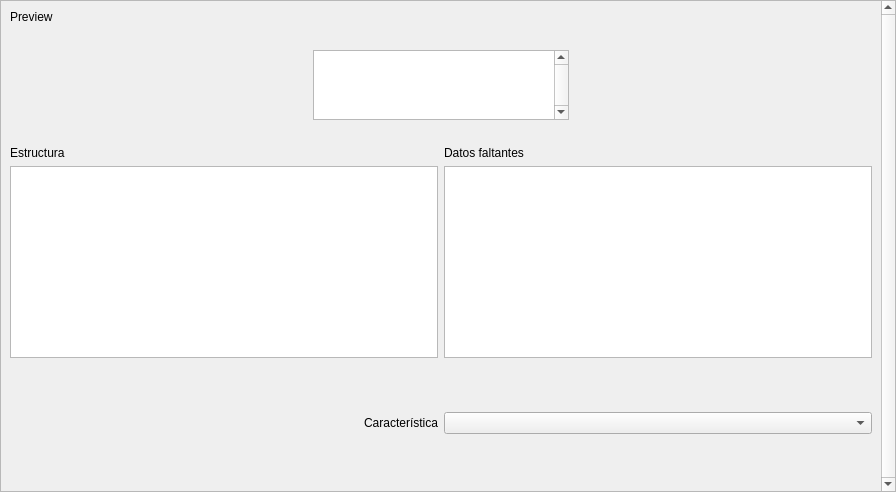
Before: the Qt Designer form ui_src/eda/eda.ui in elagabalus01/myner, drawn with Qt 5.
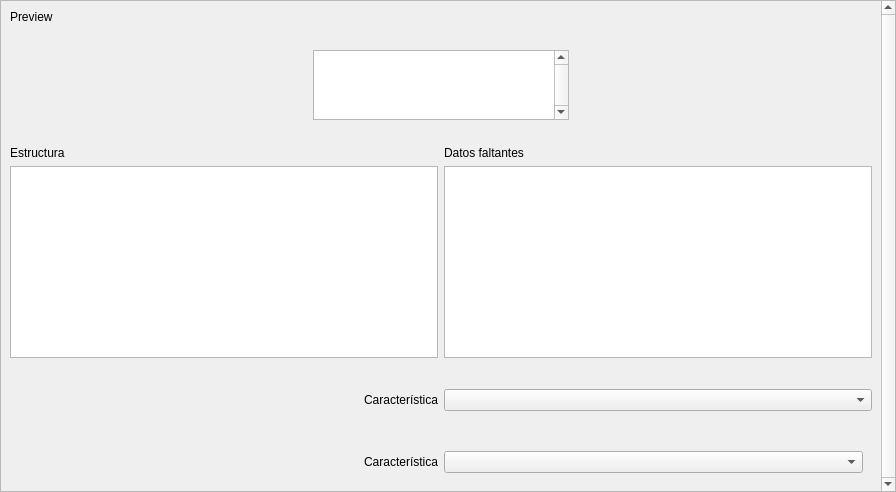
After: the same form once the commit is applied.

Patch:
```diff
--- a/ui_src/eda/eda.ui
+++ b/ui_src/eda/eda.ui
@@ -63,7 +63,7 @@
        <rect>
         <x>0</x>
         <y>0</y>
-        <width>877</width>
+        <width>880</width>
         <height>490</height>
        </rect>
       </property>
@@ -232,6 +232,47 @@
          </item>
         </layout>
        </item>
+       <item row="5" column="1">
+        <widget class="QTableWidget" name="missed_table">
+         <property name="sizePolicy">
+          <sizepolicy hsizetype="Expanding" vsizetype="Fixed">
+           <horstretch>0</horstretch>
+           <verstretch>0</verstretch>
+          </sizepolicy>
+         </property>
+        </widget>
+       </item>
+       <item row="7" column="0" colspan="2">
+        <widget class="QWidget" name="object_plot" native="true">
+         <layout class="QGridLayout" name="object_plot_grid">
+          <property name="leftMargin">
+           <number>9</number>
+          </property>
+          <property name="topMargin">
+           <number>9</number>
+          </property>
+          <property name="rightMargin">
+           <number>9</number>
+          </property>
+          <property name="bottomMargin">
+           <number>9</number>
+          </property>
+          <item row="0" column="0">
+           <widget class="QLabel" name="label">
+            <property name="text">
+             <string>Característica</string>
+            </property>
+            <property name="alignment">
+             <set>Qt::AlignRight|Qt::AlignTrailing|Qt::AlignVCenter</set>
+            </property>
+           </widget>
+          </item>
+          <item row="0" column="1">
+           <widget class="QComboBox" name="object_feature_box"/>
+          </item>
+         </layout>
+        </widget>
+       </item>
       </layout>
      </widget>
     </widget>
```
Left out of the diff: 68 changed lines with no effect on the pictures.
